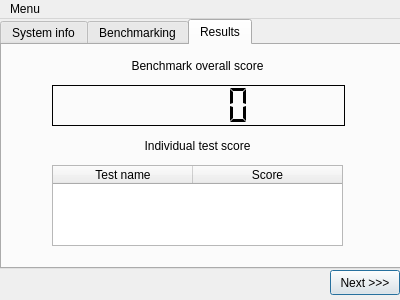
Before: the Qt Designer form Client_GUI/Sources/mainwindow.ui in fi-73/FiztehMark, drawn with Qt 5.
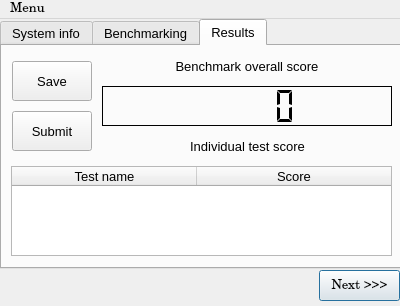
After: the same form once the commit is applied. The open tabs and pages were chosen to show the change.

```diff
--- a/Client_GUI/Sources/mainwindow.ui
+++ b/Client_GUI/Sources/mainwindow.ui
@@ -8,7 +8,7 @@
     <x>0</x>
     <y>0</y>
     <width>400</width>
-    <height>300</height>
+    <height>306</height>
    </rect>
   </property>
   <property name="sizePolicy">
@@ -26,9 +26,15 @@
   <property name="maximumSize">
    <size>
     <width>400</width>
-    <height>300</height>
+    <height>306</height>
    </size>
   </property>
+  <property name="font">
+   <font>
+    <family>Century Schoolbook</family>
+    <pointsize>10</pointsize>
+   </font>
+  </property>
   <property name="windowTitle">
    <string>FiztehMark</string>
   </property>
@@ -42,6 +48,12 @@
       <height>250</height>
      </rect>
     </property>
+    <property name="font">
+     <font>
+      <family>Tahoma</family>
+      <pointsize>10</pointsize>
+     </font>
+    </property>
     <property name="currentIndex">
      <number>0</number>
     </property>
@@ -185,10 +197,10 @@
      <widget class="QLCDNumber" name="lcdNumber">
       <property name="geometry">
        <rect>
-        <x>50</x>
+        <x>100</x>
         <y>40</y>
-        <width>293</width>
-        <height>41</height>
+        <width>290</width>
+        <height>40</height>
        </rect>
       </property>
       <property name="frameShape">
@@ -216,9 +228,9 @@
      <widget class="QLabel" name="label_2">
       <property name="geometry">
        <rect>
-        <x>50</x>
+        <x>100</x>
         <y>10</y>
-        <width>291</width>
+        <width>290</width>
         <height>21</height>
        </rect>
       </property>
@@ -232,7 +244,7 @@
      <widget class="QLabel" name="label_3">
       <property name="geometry">
        <rect>
-        <x>50</x>
+        <x>100</x>
         <y>90</y>
         <width>291</width>
         <height>21</height>
@@ -248,10 +260,10 @@
      <widget class="QTableWidget" name="testScores">
       <property name="geometry">
        <rect>
-        <x>50</x>
+        <x>9</x>
         <y>120</y>
-        <width>291</width>
-        <height>81</height>
+        <width>381</width>
+        <height>90</height>
        </rect>
       </property>
       <property name="selectionBehavior">
@@ -264,7 +276,7 @@
        <enum>Qt::SolidLine</enum>
       </property>
       <attribute name="horizontalHeaderDefaultSectionSize">
-       <number>140</number>
+       <number>185</number>
       </attribute>
       <attribute name="horizontalHeaderHighlightSections">
        <bool>true</bool>
@@ -301,15 +313,41 @@
        </property>
       </column>
      </widget>
+     <widget class="QPushButton" name="saveButton">
+      <property name="geometry">
+       <rect>
+        <x>10</x>
+        <y>15</y>
+        <width>80</width>
+        <height>40</height>
+       </rect>
+      </property>
+      <property name="text">
+       <string>Save</string>
+      </property>
+     </widget>
+     <widget class="QPushButton" name="submitButton">
+      <property name="geometry">
+       <rect>
+        <x>10</x>
+        <y>65</y>
+        <width>80</width>
+        <height>40</height>
+       </rect>
+      </property>
+      <property name="text">
+       <string>Submit</string>
+      </property>
+     </widget>
     </widget>
    </widget>
    <widget class="QPushButton" name="nextButton">
     <property name="geometry">
      <rect>
-      <x>330</x>
+      <x>319</x>
       <y>251</y>
-      <width>70</width>
-      <height>25</height>
+      <width>81</width>
+      <height>31</height>
      </rect>
     </property>
     <property name="cursor">
@@ -335,7 +373,7 @@
      <x>0</x>
      <y>0</y>
      <width>400</width>
-     <height>21</height>
+     <height>22</height>
     </rect>
    </property>
    <widget class="QMenu" name="menuMenu">
```
